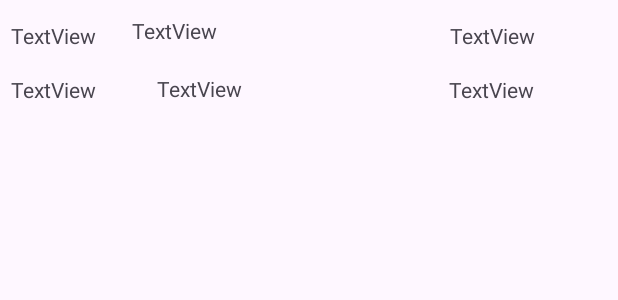
After one commit to eduardscutariu/Scutariu_Eduard_ActivitateDAM2024, an Android app: the layout row_item.xml on its own in the app's theme, with its tools: preview values and no code run, on a phone screen of 412 x 824 dp. The commit adds this screen. Shown: the top 300 px of the screen. Run offline under Robolectric (Android 15) with nearby library versions, the phone set to English and light mode, and no system bars.

Commit message:
seminar6

```diff
--- a/seminar4/app/src/main/java/com/example/seminar4/MainActivity.java
+++ b/seminar4/app/src/main/java/com/example/seminar4/MainActivity.java
@@ -67,5 +67,9 @@ public class MainActivity extends AppCompatActivity {
                 Toast.makeText(getApplicationContext(), elicopter.toString(), Toast.LENGTH_SHORT).show();
             }
         }
+
+
     }
+
+
 }
--- /dev/null
+++ b/seminar4/app/src/main/res/layout/row_item.xml
@@ -0,0 +1,79 @@
+<?xml version="1.0" encoding="utf-8"?>
+<androidx.constraintlayout.widget.ConstraintLayout xmlns:android="http://schemas.android.com/apk/res/android"
+    xmlns:app="http://schemas.android.com/apk/res-auto"
+    xmlns:tools="http://schemas.android.com/tools"
+    android:layout_width="match_parent"
+    android:layout_height="match_parent">
+
+    <TextView
+        android:id="@+id/numeProducatorTV"
+        android:layout_width="170dp"
+        android:layout_height="22dp"
+        android:text="TextView"
+        app:layout_constraintBottom_toBottomOf="parent"
+        app:layout_constraintEnd_toEndOf="parent"
+        app:layout_constraintHorizontal_bias="0.365"
+        app:layout_constraintStart_toStartOf="parent"
+        app:layout_constraintTop_toTopOf="parent"
+        app:layout_constraintVertical_bias="0.013" />
+
+    <TextView
+        android:id="@+id/autonomieTV"
+        android:layout_width="wrap_content"
+        android:layout_height="wrap_content"
+        android:text="TextView"
+        app:layout_constraintBottom_toBottomOf="parent"
+        app:layout_constraintEnd_toStartOf="@+id/numeProducatorTV"
+        app:layout_constraintHorizontal_bias="0.233"
+        app:layout_constraintStart_toStartOf="parent"
+        app:layout_constraintTop_toTopOf="parent"
+        app:layout_constraintVertical_bias="0.017" />
+
+    <TextView
+        android:id="@+id/pretTV"
+        android:layout_width="wrap_content"
+        android:layout_height="wrap_content"
+        android:text="TextView"
+        app:layout_constraintBottom_toBottomOf="parent"
+        app:layout_constraintEnd_toStartOf="@+id/numeProducatorTV"
+        app:layout_constraintHorizontal_bias="0.238"
+        app:layout_constraintStart_toStartOf="parent"
+        app:layout_constraintTop_toBottomOf="@+id/autonomieTV"
+        app:layout_constraintVertical_bias="0.022" />
+
+    <TextView
+        android:id="@+id/numarLocuriTV"
+        android:layout_width="wrap_content"
+        android:layout_height="wrap_content"
+        android:text="TextView"
+        app:layout_constraintBottom_toBottomOf="parent"
+        app:layout_constraintEnd_toEndOf="parent"
+        app:layout_constraintHorizontal_bias="0.43"
+        app:layout_constraintStart_toEndOf="@+id/numeProducatorTV"
+        app:layout_constraintTop_toTopOf="parent"
+        app:layout_constraintVertical_bias="0.017" />
+
+    <TextView
+        android:id="@+id/tipTV"
+        android:layout_width="wrap_content"
+        android:layout_height="wrap_content"
+        android:text="TextView"
+        app:layout_constraintBottom_toBottomOf="parent"
+        app:layout_constraintEnd_toEndOf="parent"
+        app:layout_constraintHorizontal_bias="0.426"
+        app:layout_constraintStart_toEndOf="@+id/numeProducatorTV"
+        app:layout_constraintTop_toBottomOf="@+id/numarLocuriTV"
+        app:layout_constraintVertical_bias="0.022" />
+
+    <TextView
+        android:id="@+id/data_fabricatieiTV"
+        android:layout_width="154dp"
+        android:layout_height="20dp"
+        android:text="TextView"
+        app:layout_constraintBottom_toBottomOf="parent"
+        app:layout_constraintEnd_toStartOf="@+id/tipTV"
+        app:layout_constraintStart_toEndOf="@+id/pretTV"
+        app:layout_constraintTop_toBottomOf="@+id/numeProducatorTV"
+        app:layout_constraintVertical_bias="0.022" />
+
+</androidx.constraintlayout.widget.ConstraintLayout>
```
Also changed, not shown: seminar4/app/src/main/java/com/example/seminar4/AdaugareElicopter.java (+32 -0 lines), seminar4/app/src/main/java/com/example/seminar4/Elicopter.java (+26 -0 lines), seminar4/app/src/main/java/com/example/seminar4/ElicopterAdapter.java (added, +71 -0 lines), seminar4/app/src/main/java/com/example/seminar4/ListaElicoptere.java (+23 -2 lines).
